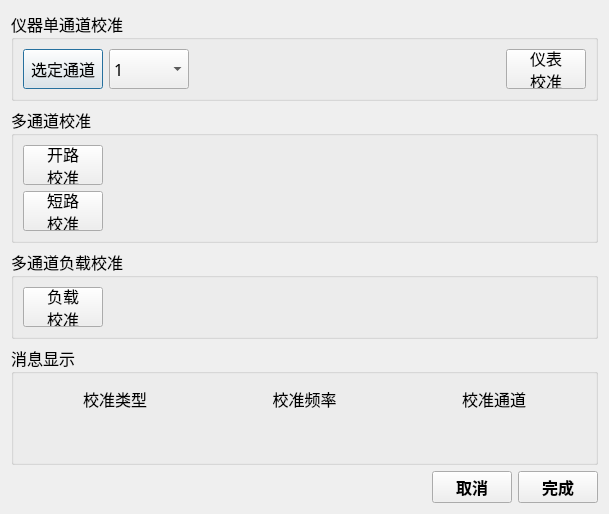
First picture: the form in MulitChannalBox/clsCalibration.ui, repository caicaiking/WKEFactoryView2014, before the edit.
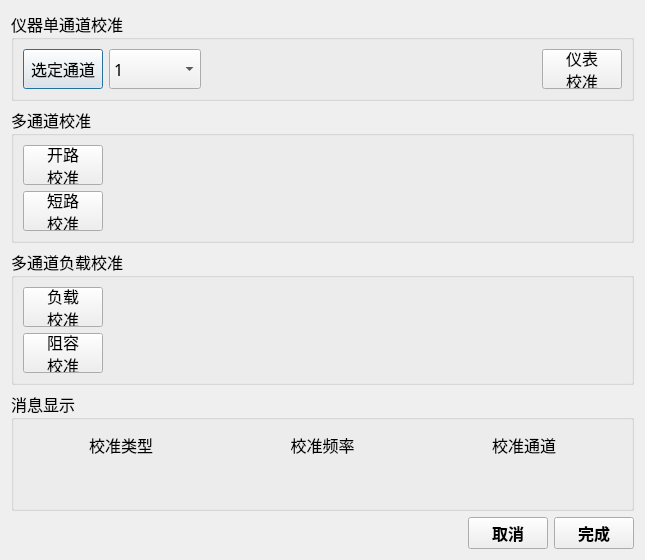
Second picture: the form after the edit. Icons and pictures are not drawn. Custom widgets are drawn as their Qt base class.

Commit message: 使用Wayne Kerr的校准方法

Diff of the .ui file:
```diff
--- a/MulitChannalBox/clsCalibration.ui
+++ b/MulitChannalBox/clsCalibration.ui
@@ -6,8 +6,8 @@
    <rect>
     <x>0</x>
     <y>0</y>
-    <width>609</width>
-    <height>462</height>
+    <width>645</width>
+    <height>512</height>
    </rect>
   </property>
   <property name="windowTitle">
@@ -41,7 +41,7 @@
       <number>0</number>
      </property>
      <widget class="QWidget" name="page">
-      <layout class="QVBoxLayout" name="verticalLayout_5" stretch="10,10,10,10,0">
+      <layout class="QVBoxLayout" name="verticalLayout_6">
        <item>
         <widget class="QGroupBox" name="groupBox_5">
          <property name="font">
@@ -286,6 +286,8 @@
          <property name="title">
           <string>多通道负载校准</string>
          </property>
+         <layout class="QVBoxLayout" name="verticalLayout_5">
+          <item>
          <layout class="QHBoxLayout" name="horizontalLayout_6" stretch="0,10">
           <item>
            <widget class="QPushButton" name="btnLoadTrim">
@@ -331,6 +333,55 @@
            </widget>
           </item>
          </layout>
+          </item>
+          <item>
+           <layout class="QHBoxLayout" name="horizontalLayout_8" stretch="0,1">
+            <item>
+             <widget class="QPushButton" name="btnRCLoadCalibration">
+              <property name="minimumSize">
+               <size>
+                <width>0</width>
+                <height>40</height>
+               </size>
+              </property>
+              <property name="font">
+               <font>
+                <family>楷体</family>
+                <pointsize>12</pointsize>
+                <weight>50</weight>
+                <bold>false</bold>
+               </font>
+              </property>
+              <property name="text">
+               <string>阻容
+校准</string>
+              </property>
+             </widget>
+            </item>
+            <item>
+             <widget class="QLabel" name="lblRCTrime">
+              <property name="minimumSize">
+               <size>
+                <width>0</width>
+                <height>32</height>
+               </size>
+              </property>
+              <property name="font">
+               <font>
+                <family>楷体</family>
+                <pointsize>12</pointsize>
+                <weight>50</weight>
+                <bold>false</bold>
+               </font>
+              </property>
+              <property name="text">
+               <string/>
+              </property>
+             </widget>
+            </item>
+           </layout>
+          </item>
+         </layout>
         </widget>
        </item>
        <item>
@@ -497,7 +548,7 @@
          <item>
           <widget class="ClickedLabel" name="lblswtich">
            <property name="text">
-            <string>              </string>
+            <string>           </string>
            </property>
           </widget>
          </item>
```
Lines whose indentation alone changed are shown as unchanged. The commit also changes 11 other files.
